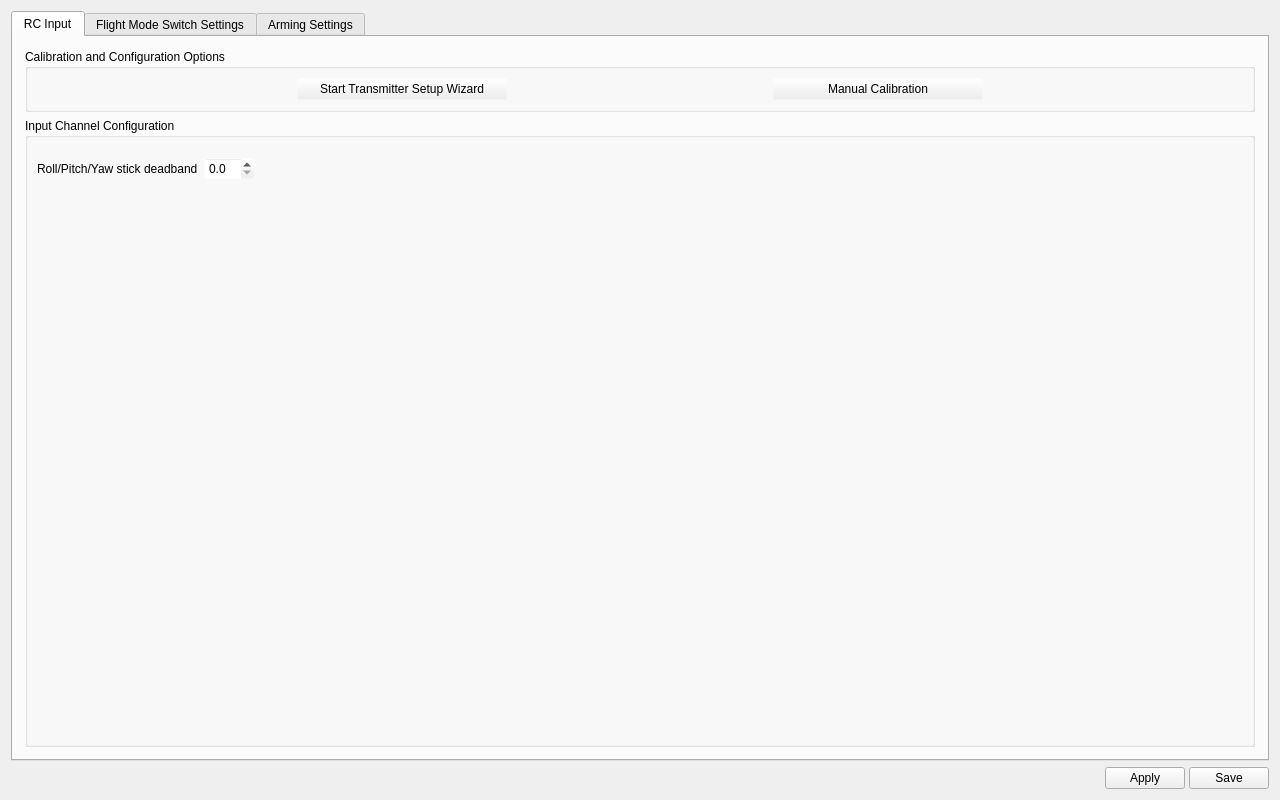
Old version of the form ground/openpilotgcs/src/plugins/config/input.ui in the repository openpilot/OpenPilot.
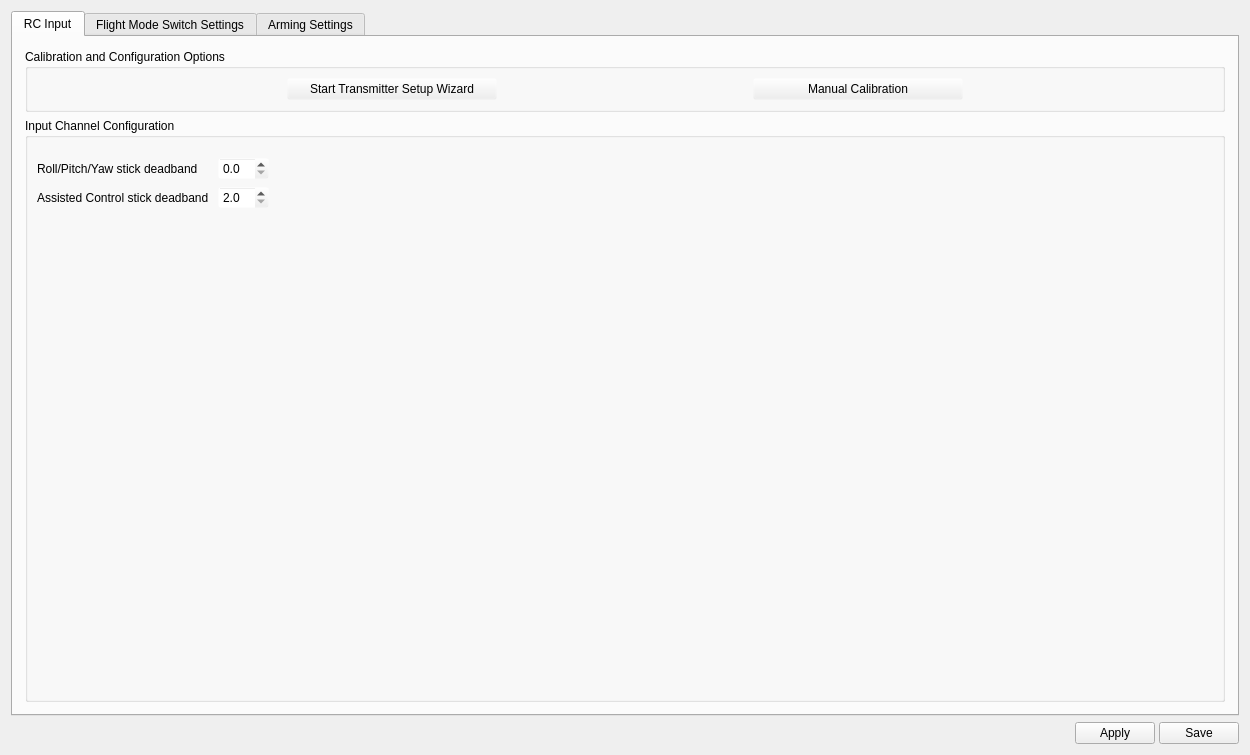
New version of the form. The open tabs and pages were chosen to show the change. Icons and pictures are not drawn.

Commit message: gpsassist: gcs admin for assisted control deadband

```diff
--- a/ground/openpilotgcs/src/plugins/config/input.ui
+++ b/ground/openpilotgcs/src/plugins/config/input.ui
@@ -6,8 +6,8 @@
    <rect>
     <x>0</x>
     <y>0</y>
-    <width>1280</width>
-    <height>800</height>
+    <width>1250</width>
+    <height>755</height>
    </rect>
   </property>
   <property name="windowTitle">
@@ -116,8 +116,8 @@
            <rect>
             <x>0</x>
             <y>0</y>
-            <width>1250</width>
-            <height>700</height>
+            <width>1220</width>
+            <height>655</height>
            </rect>
           </property>
           <layout class="QGridLayout" name="gridLayout">
@@ -234,6 +234,29 @@
                       </property>
                      </widget>
                     </item>
+                    <item row="1" column="0">
+                     <widget class="QLabel" name="labelAssistedControlDeadband">
+                      <property name="text">
+                       <string>Assisted Control stick deadband </string>
+                      </property>
+                     </widget>
+                    </item>
+                    <item row="1" column="1">
+                     <widget class="QDoubleSpinBox" name="assistedControlDeadband">
+                      <property name="toolTip">
+                       <string>Assisted Control stick deadband in percents of full range (2-12) for use with GPSAssist. This can not be disabled.</string>
+                      </property>
+                      <property name="decimals">
+                       <number>1</number>
+                      </property>
+                      <property name="minimum">
+                       <double>2.000000000000000</double>
+                      </property>
+                      <property name="maximum">
+                       <double>12.000000000000000</double>
+                      </property>
+                     </widget>
+                    </item>
                    </layout>
                   </item>
                   <item>
```
Left out of the diff: 10 changed lines with no effect on the pictures. The commit also changes 1 other file.
